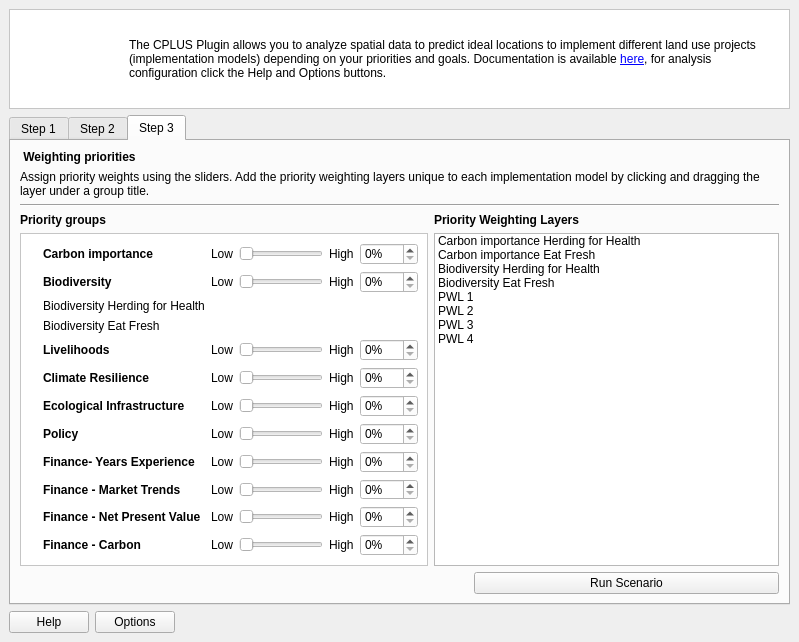
Qt form src/cplus_plugin/ui/qgis_cplus_main_dockwidget.ui (ConservationInternational/cplus-plugin) before a commit.
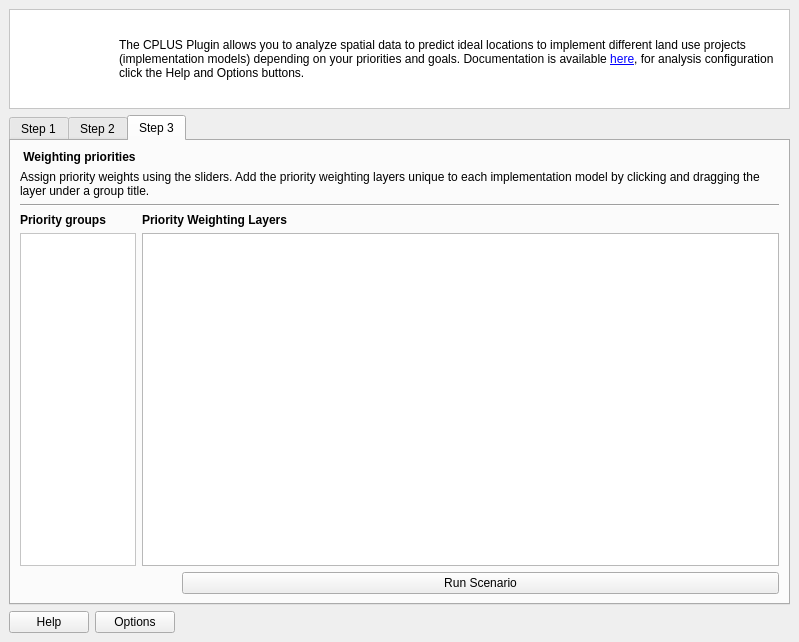
The same form after that commit. The open tabs and pages were chosen to show the change. Icons and pictures are not drawn. Custom widgets are drawn as their Qt base class.

Commit message: functionality for the step 3 tab

```diff
--- a/src/cplus_plugin/ui/qgis_cplus_main_dockwidget.ui
+++ b/src/cplus_plugin/ui/qgis_cplus_main_dockwidget.ui
@@ -50,9 +50,9 @@
       <widget class="QLabel" name="label_123">
        <property name="geometry">
         <rect>
-         <x>120</x>
+         <x>110</x>
          <y>10</y>
-         <width>651</width>
+         <width>661</width>
          <height>81</height>
         </rect>
        </property>
@@ -71,7 +71,7 @@
         <rect>
          <x>10</x>
          <y>10</y>
-         <width>81</width>
+         <width>91</width>
          <height>81</height>
         </rect>
        </property>
@@ -79,7 +79,7 @@
         <string/>
        </property>
        <property name="pixmap">
-        <pixmap>../icons/cplus_logo.svg</pixmap>
+        <pixmap>../../../resources/icon.svg</pixmap>
        </property>
        <property name="scaledContents">
         <bool>true</bool>
@@ -90,7 +90,7 @@
     <item>
      <widget class="QTabWidget" name="tab_widget">
       <property name="currentIndex">
-       <number>0</number>
+       <number>1</number>
       </property>
       <widget class="QWidget" name="step_3">
        <attribute name="title">
@@ -638,127 +638,17 @@
           </property>
          </widget>
         </item>
-        <item row="2" column="0" colspan="3">
-         <widget class="Line" name="line_4">
-          <property name="orientation">
-           <enum>Qt::Horizontal</enum>
+        <item row="0" column="0" colspan="2">
+         <widget class="QLabel" name="label_78">
+          <property name="font">
+           <font>
+            <weight>75</weight>
+            <bold>true</bold>
+           </font>
           </property>
-         </widget>
-        </item>
-        <item row="4" column="2">
-         <widget class="QListWidget" name="listWidget_6">
-          <item>
-           <property name="text">
-            <string>Carbon importance Herding for Health</string>
-           </property>
-           <property name="foreground">
-            <brush brushstyle="NoBrush">
-             <color alpha="255">
-              <red>154</red>
-              <green>153</green>
-              <blue>150</blue>
-             </color>
-            </brush>
-           </property>
-          </item>
-          <item>
-           <property name="text">
-            <string>Carbon importance Eat Fresh</string>
-           </property>
-           <property name="foreground">
-            <brush brushstyle="NoBrush">
-             <color alpha="255">
-              <red>154</red>
-              <green>153</green>
-              <blue>150</blue>
-             </color>
-            </brush>
-           </property>
-          </item>
-          <item>
-           <property name="text">
-            <string>Biodiversity Herding for Health</string>
-           </property>
-           <property name="foreground">
-            <brush brushstyle="NoBrush">
-             <color alpha="255">
-              <red>154</red>
-              <green>153</green>
-              <blue>150</blue>
-             </color>
-            </brush>
-           </property>
-          </item>
-          <item>
-           <property name="text">
-            <string>Biodiversity Eat Fresh</string>
-           </property>
-           <property name="foreground">
-            <brush brushstyle="NoBrush">
-             <color alpha="255">
-              <red>154</red>
-              <green>153</green>
-              <blue>150</blue>
-             </color>
-            </brush>
-           </property>
-          </item>
-          <item>
-           <property name="text">
-            <string>PWL 1</string>
-           </property>
-           <property name="foreground">
-            <brush brushstyle="NoBrush">
-             <color alpha="255">
-              <red>154</red>
-              <green>153</green>
-              <blue>150</blue>
-             </color>
-            </brush>
-           </property>
-          </item>
-          <item>
-           <property name="text">
-            <string>PWL 2</string>
-           </property>
-           <property name="foreground">
-            <brush brushstyle="NoBrush">
-             <color alpha="255">
-              <red>154</red>
-              <green>153</green>
-              <blue>150</blue>
-             </color>
-            </brush>
-           </property>
-          </item>
-          <item>
-           <property name="text">
-            <string>PWL 3</string>
-           </property>
-           <property name="foreground">
-            <brush brushstyle="NoBrush">
-             <color alpha="255">
-              <red>154</red>
-              <green>153</green>
-              <blue>150</blue>
-             </color>
-            </brush>
-           </property>
-          </item>
-          <item>
-           <property name="text">
-            <string>PWL 4</string>
-           </property>
-           <property name="foreground">
-            <brush brushstyle="NoBrush">
-             <color alpha="255">
-              <red>154</red>
-              <green>153</green>
-              <blue>150</blue>
-             </color>
-            </brush>
-           </property>
-          </item>
+          <property name="text">
+           <string> Weighting priorities</string>
+          </property>
          </widget>
         </item>
         <item row="3" column="0">
@@ -774,672 +664,11 @@
           </property>
          </widget>
         </item>
-        <item row="4" column="0" colspan="2">
-         <widget class="QFrame" name="frame_4">
-          <property name="minimumSize">
-           <size>
-            <width>0</width>
-            <height>215</height>
-           </size>
+        <item row="2" column="0" colspan="3">
+         <widget class="Line" name="line_4">
+          <property name="orientation">
+           <enum>Qt::Horizontal</enum>
           </property>
-          <property name="autoFillBackground">
-           <bool>false</bool>
-          </property>
-          <property name="styleSheet">
-           <string notr="true">background-color: rgb(255, 255, 255)</string>
-          </property>
-          <property name="frameShape">
-           <enum>QFrame::StyledPanel</enum>
-          </property>
-          <property name="frameShadow">
-           <enum>QFrame::Raised</enum>
-          </property>
-          <layout class="QGridLayout" name="gridLayout_12">
-           <item row="0" column="0">
-            <widget class="QLabel" name="label_79">
-             <property name="maximumSize">
-              <size>
-               <width>16</width>
-               <height>16</height>
-              </size>
-             </property>
-             <property name="text">
-              <string/>
-             </property>
-             <property name="pixmap">
-              <pixmap>../../../../../../Nextcloud/Projects (2)/Conservation International/CPLUS - work/Downloads/drop-down-arrow 2.png</pixmap>
-             </property>
-             <property name="scaledContents">
-              <bool>true</bool>
-             </property>
-            </widget>
-           </item>
-           <item row="1" column="1">
-            <widget class="QLabel" name="label_80">
-             <property name="font">
-              <font>
-               <weight>75</weight>
-               <bold>true</bold>
-              </font>
-             </property>
-             <property name="text">
-              <string>Biodiversity</string>
-             </property>
-            </widget>
-           </item>
-           <item row="1" column="0">
-            <widget class="QLabel" name="label_81">
-             <property name="maximumSize">
-              <size>
-               <width>16</width>
-               <height>16</height>
-              </size>
-             </property>
-             <property name="text">
-              <string/>
-             </property>
-             <property name="pixmap">
-              <pixmap>../../../../../../Nextcloud/Projects (2)/Conservation International/CPLUS - work/Downloads/drop-down-arrow.png</pixmap>
-             </property>
-             <property name="scaledContents">
-              <bool>true</bool>
-             </property>
-            </widget>
-           </item>
-           <item row="7" column="3">
-            <widget class="QSlider" name="horizontalSlider_12">
-             <property name="orientation">
-              <enum>Qt::Horizontal</enum>
-             </property>
-            </widget>
-           </item>
-           <item row="11" column="3">
-            <widget class="QSlider" name="horizontalSlider_13">
-             <property name="orientation">
-              <enum>Qt::Horizontal</enum>
-             </property>
-            </widget>
-           </item>
-           <item row="1" column="5">
-            <widget class="QgsSpinBox" name="mQgsSpinBox_10">
-             <property name="suffix">
-              <string>%</string>
-             </property>
-             <property name="maximum">
-              <number>100</number>
-             </property>
-            </widget>
-           </item>
-           <item row="8" column="5">
-            <widget class="QgsSpinBox" name="mQgsSpinBox_12">
-             <property name="suffix">
-              <string>%</string>
-             </property>
-             <property name="maximum">
-              <number>100</number>
-             </property>
-            </widget>
-           </item>
-           <item row="8" column="3">
-            <widget class="QSlider" name="horizontalSlider_14">
-             <property name="orientation">
-              <enum>Qt::Horizontal</enum>
-             </property>
-            </widget>
-           </item>
-           <item row="9" column="5">
-            <widget class="QgsSpinBox" name="mQgsSpinBox_13">
-             <property name="suffix">
-              <string>%</string>
-             </property>
-             <property name="maximum">
-              <number>100</number>
-             </property>
-            </widget>
-           </item>
-           <item row="3" column="1">
-            <widget class="QLabel" name="label_82">
-             <property name="text">
-              <string>Biodiversity Eat Fresh</string>
-             </property>
-            </widget>
-           </item>
-           <item row="4" column="0">
-            <widget class="QLabel" name="label_83">
-             <property name="maximumSize">
-              <size>
-               <width>16</width>
-               <height>16</height>
-              </size>
-             </property>
-             <property name="text">
-              <string/>
-             </property>
-             <property name="pixmap">
-              <pixmap>../../../../../../Nextcloud/Projects (2)/Conservation International/CPLUS - work/Downloads/drop-down-arrow 2.png</pixmap>
-             </property>
-             <property name="scaledContents">
-              <bool>true</bool>
-             </property>
-            </widget>
-           </item>
-           <item row="6" column="5">
-            <widget class="QgsSpinBox" name="mQgsSpinBox_14">
-             <property name="suffix">
-              <string>%</string>
-             </property>
-             <property name="maximum">
-              <number>100</number>
-             </property>
-            </widget>
-           </item>
-           <item row="8" column="2">
-            <widget class="QLabel" name="label_84">
-             <property name="text">
-              <string>Low</string>
-             </property>
-            </widget>
-           </item>
-           <item row="7" column="2">
-            <widget class="QLabel" name="label_85">
-             <property name="text">
-              <string>Low</string>
-             </property>
-            </widget>
-           </item>
-           <item row="5" column="2">
-            <widget class="QLabel" name="label_86">
-             <property name="text">
-              <string>Low</string>
-             </property>
-            </widget>
-           </item>
-           <item row="6" column="0">
-            <widget class="QLabel" name="label_87">
-             <property name="maximumSize">
-              <size>
-               <width>16</width>
-               <height>16</height>
-              </size>
-             </property>
-             <property name="text">
-              <string/>
-             </property>
-             <property name="pixmap">
-              <pixmap>../../../../../../Nextcloud/Projects (2)/Conservation International/CPLUS - work/Downloads/drop-down-arrow 2.png</pixmap>
-             </property>
-             <property name="scaledContents">
-              <bool>true</bool>
-             </property>
-            </widget>
-           </item>
-           <item row="9" column="4">
-            <widget class="QLabel" name="label_88">
-             <property name="text">
-              <string>High</string>
-             </property>
-            </widget>
-           </item>
-           <item row="0" column="5">
-            <widget class="QgsSpinBox" name="mQgsSpinBox_15">
-             <property name="suffix">
-              <string>%</string>
-             </property>
-             <property name="maximum">
-              <number>100</number>
-             </property>
-            </widget>
-           </item>
-           <item row="10" column="3">
-            <widget class="QSlider" name="horizontalSlider_15">
-             <property name="orientation">
-              <enum>Qt::Horizontal</enum>
-             </property>
-            </widget>
-           </item>
-           <item row="6" column="1">
-            <widget class="QLabel" name="label_89">
-             <property name="font">
-              <font>
-               <weight>75</weight>
-               <bold>true</bold>
-              </font>
-             </property>
-             <property name="text">
-              <string>Ecological Infrastructure</string>
-             </property>
-            </widget>
-           </item>
-           <item row="11" column="0">
-            <widget class="QLabel" name="label_90">
-             <property name="maximumSize">
-              <size>
-               <width>16</width>
-               <height>16</height>
-              </size>
-             </property>
-             <property name="text">
-              <string/>
-             </property>
-             <property name="pixmap">
-              <pixmap>../../../../../../Nextcloud/Projects (2)/Conservation International/CPLUS - work/Downloads/drop-down-arrow 2.png</pixmap>
-             </property>
-             <property name="scaledContents">
-              <bool>true</bool>
-             </property>
-            </widget>
-           </item>
-           <item row="4" column="3">
-            <widget class="QSlider" name="horizontalSlider_16">
-             <property name="orientation">
-              <enum>Qt::Horizontal</enum>
-             </property>
-            </widget>
-           </item>
-           <item row="5" column="4">
-            <widget class="QLabel" name="label_91">
-             <property name="text">
-              <string>High</string>
-             </property>
-            </widget>
-           </item>
-           <item row="0" column="2">
-            <widget class="QLabel" name="label_92">
-             <property name="text">
-              <string>Low</string>
-             </property>
-            </widget>
-           </item>
-           <item row="11" column="2">
-            <widget class="QLabel" name="label_93">
-             <property name="text">
-              <string>Low</string>
-             </property>
-            </widget>
-           </item>
-           <item row="7" column="4">
-            <widget class="QLabel" name="label_94">
-             <property name="text">
-              <string>High</string>
-             </property>
-            </widget>
-           </item>
-           <item row="5" column="3">
-            <widget class="QSlider" name="horizontalSlider_17">
-             <property name="orientation">
-              <enum>Qt::Horizontal</enum>
-             </property>
-            </widget>
-           </item>
-           <item row="8" column="0">
-            <widget class="QLabel" name="label_95">
-             <property name="maximumSize">
-              <size>
-               <width>16</width>
-               <height>16</height>
-              </size>
-             </property>
-             <property name="text">
-              <string/>
-             </property>
-             <property name="pixmap">
-              <pixmap>../../../../../../Nextcloud/Projects (2)/Conservation International/CPLUS - work/Downloads/drop-down-arrow 2.png</pixmap>
-             </property>
-             <property name="scaledContents">
-              <bool>true</bool>
-             </property>
-            </widget>
-           </item>
-           <item row="9" column="2">
-            <widget class="QLabel" name="label_96">
-             <property name="text">
-              <string>Low</string>
-             </property>
-            </widget>
-           </item>
-           <item row="1" column="3">
-            <widget class="QSlider" name="horizontalSlider_18">
-             <property name="orientation">
-              <enum>Qt::Horizontal</enum>
-             </property>
-            </widget>
-           </item>
-           <item row="6" column="2">
-            <widget class="QLabel" name="label_97">
-             <property name="text">
-              <string>Low</string>
-             </property>
-            </widget>
-           </item>
-           <item row="4" column="1">
-            <widget class="QLabel" name="label_98">
-             <property name="font">
-              <font>
-               <weight>75</weight>
-               <bold>true</bold>
-              </font>
-             </property>
-             <property name="text">
-              <string>Livelihoods</string>
-             </property>
-            </widget>
-           </item>
-           <item row="8" column="1">
-            <widget class="QLabel" name="label_99">
-             <property name="font">
-              <font>
-               <weight>75</weight>
-               <bold>true</bold>
-              </font>
-             </property>
-             <property name="text">
-              <string>Finance- Years Experience</string>
-             </property>
-            </widget>
-           </item>
-           <item row="4" column="4">
-            <widget class="QLabel" name="label_100">
-             <property name="text">
-              <string>High</string>
-             </property>
-            </widget>
-           </item>
-           <item row="10" column="1">
-            <widget class="QLabel" name="label_101">
-             <property name="font">
-              <font>
-               <weight>75</weight>
-               <bold>true</bold>
-              </font>
-             </property>
-             <property name="text">
-              <string>Finance - Net Present Value</string>
-             </property>
-            </widget>
-           </item>
-           <item row="10" column="0">
-            <widget class="QLabel" name="label_102">
-             <property name="maximumSize">
-              <size>
-               <width>16</width>
-               <height>16</height>
-              </size>
-             </property>
-             <property name="text">
-              <string/>
-             </property>
-             <property name="pixmap">
-              <pixmap>../../../../../../Nextcloud/Projects (2)/Conservation International/CPLUS - work/Downloads/drop-down-arrow 2.png</pixmap>
-             </property>
-             <property name="scaledContents">
-              <bool>true</bool>
-             </property>
-            </widget>
-           </item>
-           <item row="6" column="4">
-            <widget class="QLabel" name="label_103">
-             <property name="text">
-              <string>High</string>
-             </property>
-            </widget>
-           </item>
-           <item row="0" column="1">
-            <widget class="QLabel" name="label_104">
-             <property name="font">
-              <font>
-               <weight>75</weight>
-               <bold>true</bold>
-              </font>
-             </property>
-             <property name="text">
-              <string>Carbon importance</string>
-             </property>
-            </widget>
-           </item>
-           <item row="6" column="3">
-            <widget class="QSlider" name="horizontalSlider_19">
-             <property name="orientation">
-              <enum>Qt::Horizontal</enum>
-             </property>
-            </widget>
-           </item>
-           <item row="9" column="3">
-            <widget class="QSlider" name="horizontalSlider_20">
-             <property name="orientation">
-              <enum>Qt::Horizontal</enum>
-             </property>
-            </widget>
-           </item>
-           <item row="0" column="4">
-            <widget class="QLabel" name="label_105">
-             <property name="text">
-              <string>High</string>
-             </property>
-            </widget>
-           </item>
-           <item row="7" column="5">
-            <widget class="QgsSpinBox" name="mQgsSpinBox_16">
-             <property name="suffix">
-              <string>%</string>
-             </property>
-             <property name="maximum">
-              <number>100</number>
-             </property>
-            </widget>
-           </item>
-           <item row="4" column="5">
-            <widget class="QgsSpinBox" name="mQgsSpinBox_17">
-             <property name="suffix">
-              <string>%</string>
-             </property>
-             <property name="maximum">
-              <number>100</number>
-             </property>
-            </widget>
-           </item>
-           <item row="10" column="4">
-            <widget class="QLabel" name="label_106">
-             <property name="text">
-              <string>High</string>
-             </property>
-            </widget>
-           </item>
-           <item row="2" column="1">
-            <widget class="QLabel" name="label_107">
-             <property name="text">
-              <string>Biodiversity Herding for Health</string>
-             </property>
-            </widget>
-           </item>
-           <item row="7" column="0">
-            <widget class="QLabel" name="label_108">
-             <property name="maximumSize">
-              <size>
-               <width>16</width>
-               <height>16</height>
-              </size>
-             </property>
-             <property name="text">
-              <string/>
-             </property>
-             <property name="pixmap">
-              <pixmap>../../../../../../Nextcloud/Projects (2)/Conservation International/CPLUS - work/Downloads/drop-down-arrow 2.png</pixmap>
-             </property>
-             <property name="scaledContents">
-              <bool>true</bool>
-             </property>
-            </widget>
-           </item>
-           <item row="7" column="1">
-            <widget class="QLabel" name="label_109">
-             <property name="font">
-              <font>
-               <weight>75</weight>
-               <bold>true</bold>
-              </font>
-             </property>
-             <property name="text">
-              <string>Policy</string>
-             </property>
-            </widget>
-           </item>
-           <item row="8" column="4">
-            <widget class="QLabel" name="label_110">
-             <property name="text">
-              <string>High</string>
-             </property>
-            </widget>
-           </item>
-           <item row="10" column="2">
-            <widget class="QLabel" name="label_111">
-             <property name="text">
-              <string>Low</string>
-             </property>
-            </widget>
-           </item>
-           <item row="11" column="5">
-            <widget class="QgsSpinBox" name="mQgsSpinBox_18">
-             <property name="suffix">
-              <string>%</string>
-             </property>
-             <property name="maximum">
-              <number>100</number>
-             </property>
-            </widget>
-           </item>
-           <item row="9" column="0">
-            <widget class="QLabel" name="label_112">
-             <property name="maximumSize">
-              <size>
-               <width>16</width>
-               <height>16</height>
-              </size>
-             </property>
-             <property name="text">
-              <string/>
-             </property>
-             <property name="pixmap">
-              <pixmap>../../../../../../Nextcloud/Projects (2)/Conservation International/CPLUS - work/Downloads/drop-down-arrow 2.png</pixmap>
-             </property>
-             <property name="scaledContents">
-              <bool>true</bool>
-             </property>
-            </widget>
-           </item>
-           <item row="9" column="1">
-            <widget class="QLabel" name="label_113">
-             <property name="font">
-              <font>
-               <weight>75</weight>
-               <bold>true</bold>
-              </font>
-             </property>
-             <property name="text">
-              <string>Finance - Market Trends</string>
-             </property>
-            </widget>
-           </item>
-           <item row="10" column="5">
-            <widget class="QgsSpinBox" name="mQgsSpinBox_19">
-             <property name="suffix">
-              <string>%</string>
-             </property>
-             <property name="maximum">
-              <number>100</number>
-             </property>
-            </widget>
-           </item>
-           <item row="4" column="2">
-            <widget class="QLabel" name="label_114">
-             <property name="text">
-              <string>Low</string>
-             </property>
-            </widget>
-           </item>
-           <item row="5" column="1">
-            <widget class="QLabel" name="label_115">
-             <property name="font">
-              <font>
-               <weight>75</weight>
-               <bold>true</bold>
-              </font>
-             </property>
-             <property name="text">
-              <string>Climate Resilience </string>
-             </property>
-            </widget>
-           </item>
-           <item row="11" column="1">
-            <widget class="QLabel" name="label_116">
-             <property name="font">
-              <font>
-               <weight>75</weight>
-               <bold>true</bold>
-              </font>
-             </property>
-             <property name="text">
-              <string>Finance - Carbon</string>
-             </property>
-            </widget>
-           </item>
-           <item row="1" column="2">
-            <widget class="QLabel" name="label_117">
-             <property name="text">
-              <string>Low</string>
-             </property>
-            </widget>
-           </item>
-           <item row="1" column="4">
-            <widget class="QLabel" name="label_118">
-             <property name="text">
-              <string>High</string>
-             </property>
-            </widget>
-           </item>
-           <item row="5" column="5">
-            <widget class="QgsSpinBox" name="mQgsSpinBox_20">
-             <property name="suffix">
-              <string>%</string>
-             </property>
-             <property name="maximum">
-              <number>100</number>
-             </property>
-            </widget>
-           </item>
-           <item row="11" column="4">
-            <widget class="QLabel" name="label_119">
-             <property name="text">
-              <string>High</string>
-             </property>
-            </widget>
-           </item>
-           <item row="5" column="0">
-            <widget class="QLabel" name="label_120">
-             <property name="maximumSize">
-              <size>
-               <width>16</width>
-               <height>16</height>
-              </size>
-             </property>
-             <property name="text">
-              <string/>
-             </property>
-             <property name="pixmap">
-              <pixmap>../../../../../../Nextcloud/Projects (2)/Conservation International/CPLUS - work/Downloads/drop-down-arrow 2.png</pixmap>
-             </property>
-             <property name="scaledContents">
-              <bool>true</bool>
-             </property>
-            </widget>
-           </item>
-           <item row="0" column="3">
-            <widget class="QSlider" name="horizontalSlider_21">
-             <property name="orientation">
-              <enum>Qt::Horizontal</enum>
-             </property>
-            </widget>
-           </item>
-          </layout>
          </widget>
         </item>
         <item row="1" column="0" colspan="3">
@@ -1452,19 +681,6 @@
           </property>
          </widget>
         </item>
-        <item row="0" column="0" colspan="2">
-         <widget class="QLabel" name="label_78">
-          <property name="font">
-           <font>
-            <weight>75</weight>
-            <bold>true</bold>
-           </font>
-          </property>
-          <property name="text">
-           <string> Weighting priorities</string>
-          </property>
-         </widget>
-        </item>
         <item row="5" column="2">
          <layout class="QHBoxLayout" name="horizontalLayout_3">
           <item>
@@ -1495,6 +711,53 @@
           </item>
          </layout>
         </item>
+        <item row="4" column="2">
+         <widget class="QListWidget" name="priority_layers_list"/>
+        </item>
+        <item row="4" column="0" colspan="2">
+         <widget class="QFrame" name="priority_groups_frame">
+          <property name="minimumSize">
+           <size>
+            <width>0</width>
+            <height>215</height>
+           </size>
+          </property>
+          <property name="autoFillBackground">
+           <bool>false</bool>
+          </property>
+          <property name="styleSheet">
+           <string notr="true">background-color: rgb(255, 255, 255)</string>
+          </property>
+          <property name="frameShape">
+           <enum>QFrame::StyledPanel</enum>
+          </property>
+          <property name="frameShadow">
+           <enum>QFrame::Raised</enum>
+          </property>
+          <layout class="QVBoxLayout" name="verticalLayout_2">
+           <item>
+            <widget class="QScrollArea" name="scroll_area">
+             <property name="frameShape">
+              <enum>QFrame::NoFrame</enum>
+             </property>
+             <property name="widgetResizable">
+              <bool>true</bool>
+             </property>
+             <widget class="QWidget" name="scrollAreaWidgetContents_2">
+              <property name="geometry">
+               <rect>
+                <x>0</x>
+                <y>0</y>
+                <width>127</width>
+                <height>195</height>
+               </rect>
+              </property>
+             </widget>
+            </widget>
+           </item>
+          </layout>
+         </widget>
+        </item>
        </layout>
       </widget>
      </widget>
@@ -1556,11 +819,6 @@
    <header>qgsextentgroupbox.h</header>
    <container>1</container>
   </customwidget>
-  <customwidget>
-   <class>QgsSpinBox</class>
-   <extends>QSpinBox</extends>
-   <header>qgsspinbox.h</header>
-  </customwidget>
  </customwidgets>
  <resources/>
  <connections/>
```
The commit also changes 4 other files.
